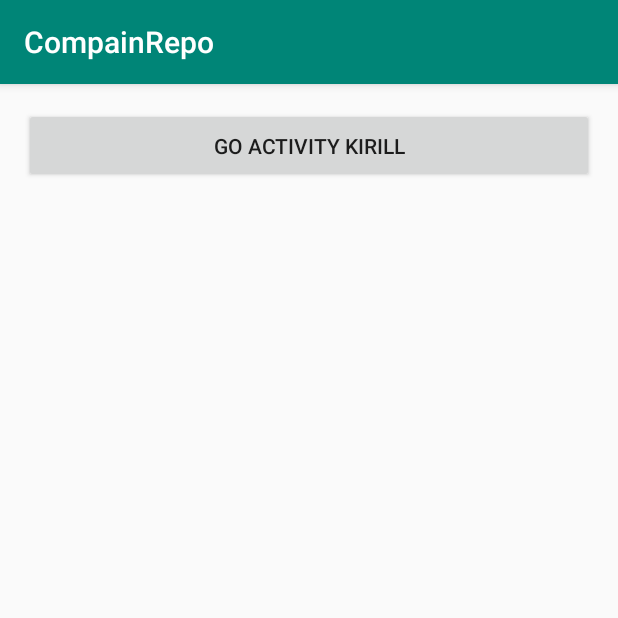
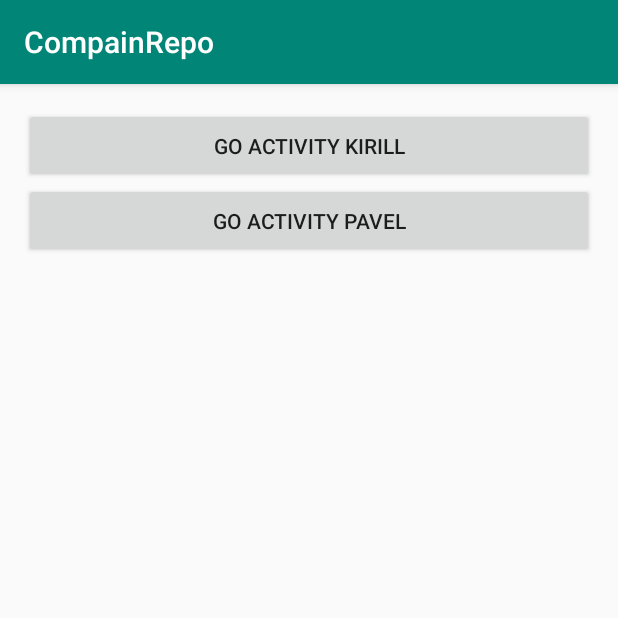
Before and after one commit to masster001/CompainRepo, an Android app: the screen it shows after launch (MainActivity), on a phone screen of 412 x 824 dp, the top half of it. Run offline under Robolectric (Android 15) with nearby library versions, the phone set to English and light mode, and no system bars.

Commit message:
add two activity

```diff
--- a/app/src/main/java/com/masstersoft/compainrepo/MainActivity.kt
+++ b/app/src/main/java/com/masstersoft/compainrepo/MainActivity.kt
@@ -4,6 +4,8 @@ import android.content.Intent
 import androidx.appcompat.app.AppCompatActivity
 import android.os.Bundle
 import kotlinx.android.synthetic.main.activity_main.*
+import kotlinx.android.synthetic.main.activity_main.btn1
+import kotlinx.android.synthetic.main.activity_pavel_one.*
 
 class MainActivity : AppCompatActivity() {
 
@@ -15,6 +17,10 @@ class MainActivity : AppCompatActivity() {
             val intent = Intent(this, KirillActivity::class.java)
             startActivity(intent)
         }
+
+        btn2.setOnClickListener {
+            startActivity(Intent(this, PavelActivityOne::class.java))
+        }
     }
 
 }
--- a/app/src/main/res/layout/activity_main.xml
+++ b/app/src/main/res/layout/activity_main.xml
@@ -13,5 +13,10 @@
             android:layout_height="50dp"
             android:text="Go Activity Kirill"
             android:id="@+id/btn1"/>
+    <Button
+            android:layout_width="match_parent"
+            android:layout_height="50dp"
+            android:text="Go Activity Pavel"
+            android:id="@+id/btn2"/>
 
 </LinearLayout>
```
